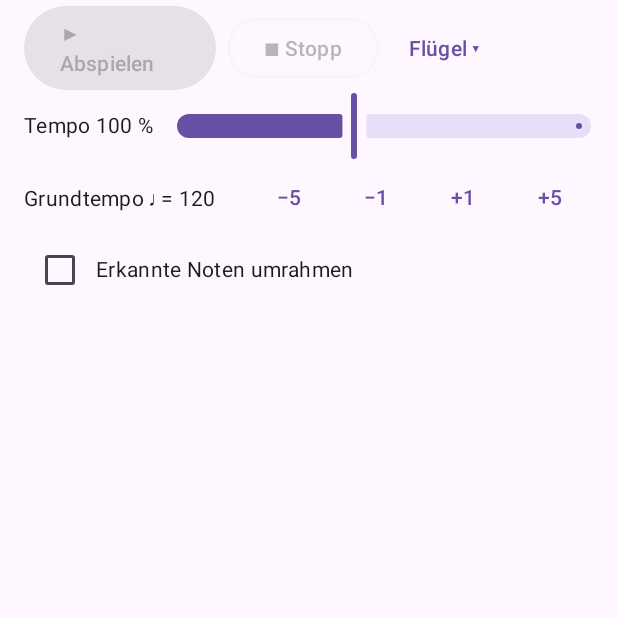
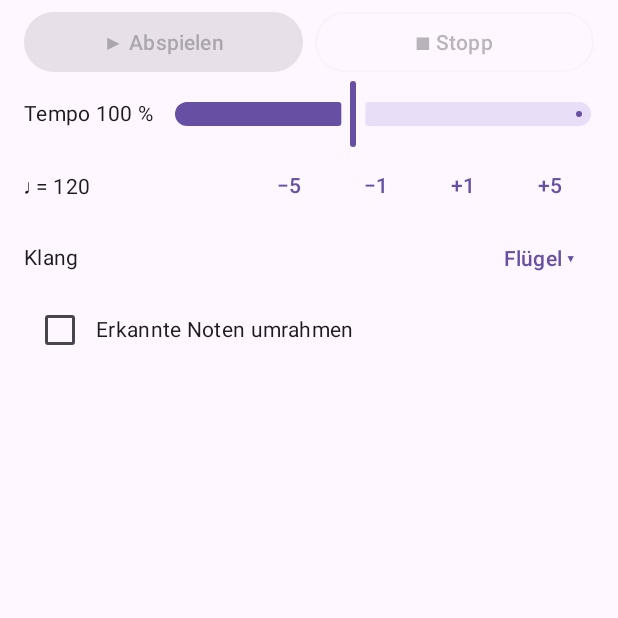
Before and after one commit to CarstenKeller/note-player, an Android app built with Jetpack Compose: the composable Controls shown on its own in the app's theme, on a phone screen of 412 x 824 dp, the top half of it. Run offline under Robolectric (Android 15) with nearby library versions, the phone set to English and light mode, and no system bars.

Commit message:
Vorzeichnung einheitlich, Sekund-Akkorde, keine Pausen aus Bögen; Bedienleiste für schmale Displays
- wenn die Mehrheit der Notenzeilen dieselbe Vorzeichnung zeigt, gilt sie für alle
  (Bassschlüssel-Punkte wurden als Kreuze gezählt); der Bereich der Vorzeichnung zählt
  dann nicht als Note/Vorzeichen (das Kreuz wurde sonst zu C# vor der ersten Note)
- Notenköpfe im Sekundabstand, die zu einem Fleck verschmelzen, als zwei Köpfe
- ganze/halbe Pausen nur an ihrer Linie (Bögen wurden als Pausen gelesen)
- Bedienleiste: Knöpfe teilen sich die Breite, Grundtempo und Klang in eigenen Zeilen

Co-Authored-By: Claude Opus 5.5 <noreply@anthropic.com>
Claude-Session: https://claude.ai/code/session_016vP2hneUafTSLcgDTT3iCM

```diff
--- a/app/src/main/java/io/github/carstenkeller/noteplayer/ui/ScoreScreen.kt
+++ b/app/src/main/java/io/github/carstenkeller/noteplayer/ui/ScoreScreen.kt
@@ -8,6 +8,8 @@ import androidx.compose.foundation.gestures.detectTransformGestures
 import androidx.compose.foundation.layout.Arrangement
 import androidx.compose.foundation.layout.Box
 import androidx.compose.foundation.layout.BoxWithConstraints
+import androidx.compose.foundation.layout.PaddingValues
+import androidx.compose.foundation.layout.Spacer
 import androidx.compose.foundation.layout.Column
 import androidx.compose.foundation.layout.Row
 import androidx.compose.foundation.layout.fillMaxSize
@@ -291,20 +293,45 @@ private fun Controls(
 ) {
     var tempo by remember(playback.tempoPercent) { mutableFloatStateOf(playback.tempoPercent.toFloat()) }
     Column(Modifier.fillMaxWidth().padding(horizontal = 16.dp, vertical = 4.dp)) {
+        // laid out for narrow phones with large system font: nothing has to wrap
         Row(verticalAlignment = Alignment.CenterVertically, horizontalArrangement = Arrangement.spacedBy(8.dp)) {
-            Button(onClick = onPlayPause, enabled = enabled, modifier = Modifier.width(128.dp)) {
+            Button(onClick = onPlayPause, enabled = enabled, modifier = Modifier.weight(1f)) {
                 Text(
                     when {
                         playback.preparing -> "Klang lädt …"
                         playback.playing -> "❚❚ Pause"
                         else -> "▶ Abspielen"
-                    }
+                    },
+                    maxLines = 1,
                 )
             }
-            OutlinedButton(onClick = onStop, enabled = enabled) { Text("■ Stopp") }
+            OutlinedButton(onClick = onStop, enabled = enabled, modifier = Modifier.weight(1f)) { Text("■ Stopp", maxLines = 1) }
+        }
+        Row(verticalAlignment = Alignment.CenterVertically) {
+            Text("Tempo ${tempo.roundToInt()} %", maxLines = 1, softWrap = false, style = MaterialTheme.typography.bodyMedium)
+            Slider(
+                value = tempo,
+                onValueChange = { tempo = (it / 5).roundToInt() * 5f },
+                onValueChangeFinished = { onTempo(tempo.roundToInt()) },
+                valueRange = 25f..200f,
+                modifier = Modifier.weight(1f).padding(start = 12.dp),
+            )
+        }
+        Row(verticalAlignment = Alignment.CenterVertically) {
+            Text("♩ = ${playback.baseBpm}", maxLines = 1, softWrap = false, style = MaterialTheme.typography.bodyMedium)
+            Spacer(Modifier.weight(1f))
+            for (step in intArrayOf(-5, -1, 1, 5)) {
+                TextButton(onClick = { onBaseBpm(playback.baseBpm + step) }, contentPadding = PaddingValues(horizontal = 8.dp)) {
+                    Text(if (step > 0) "+$step" else "−${-step}", maxLines = 1)
+                }
+            }
+        }
+        Row(verticalAlignment = Alignment.CenterVertically) {
+            Text("Klang", maxLines = 1, style = MaterialTheme.typography.bodyMedium)
+            Spacer(Modifier.weight(1f))
             var menu by remember { mutableStateOf(false) }
             Box {
-                TextButton(onClick = { menu = true }) { Text("${playback.instrument.label} ▾") }
+                TextButton(onClick = { menu = true }) { Text("${playback.instrument.label} ▾", maxLines = 1) }
                 DropdownMenu(expanded = menu, onDismissRequest = { menu = false }) {
                     for (i in Instrument.entries) {
                         DropdownMenuItem(
@@ -312,24 +339,6 @@ private fun Controls(
                             onClick = { menu = false; onInstrument(i) },
                         )
                     }
-                }
-            }
-        }
-        Row(verticalAlignment = Alignment.CenterVertically) {
-            Text("Tempo ${tempo.roundToInt()} %", modifier = Modifier.width(100.dp), style = MaterialTheme.typography.bodyMedium)
-            Slider(
-                value = tempo,
-                onValueChange = { tempo = (it / 5).roundToInt() * 5f },
-                onValueChangeFinished = { onTempo(tempo.roundToInt()) },
-                valueRange = 25f..200f,
-                modifier = Modifier.weight(1f),
-            )
-        }
-        Row(verticalAlignment = Alignment.CenterVertically) {
-            Text("Grundtempo ♩ = ${playback.baseBpm}", modifier = Modifier.weight(1f), style = MaterialTheme.typography.bodyMedium)
-            for (step in intArrayOf(-5, -1, 1, 5)) {
-                TextButton(onClick = { onBaseBpm(playback.baseBpm + step) }) {
-                    Text(if (step > 0) "+$step" else "−${-step}")
                 }
             }
         }
```
Also changed, not shown: omr-core/src/main/kotlin/io/github/carstenkeller/noteplayer/omr/Omr.kt (+46 -15 lines).
